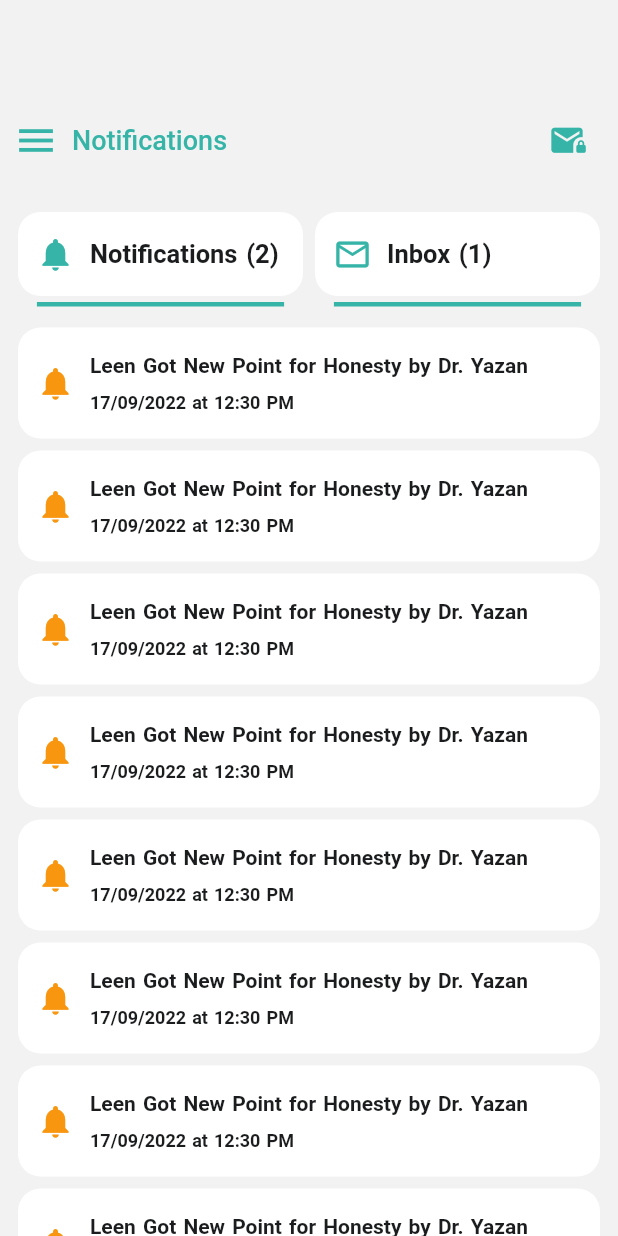
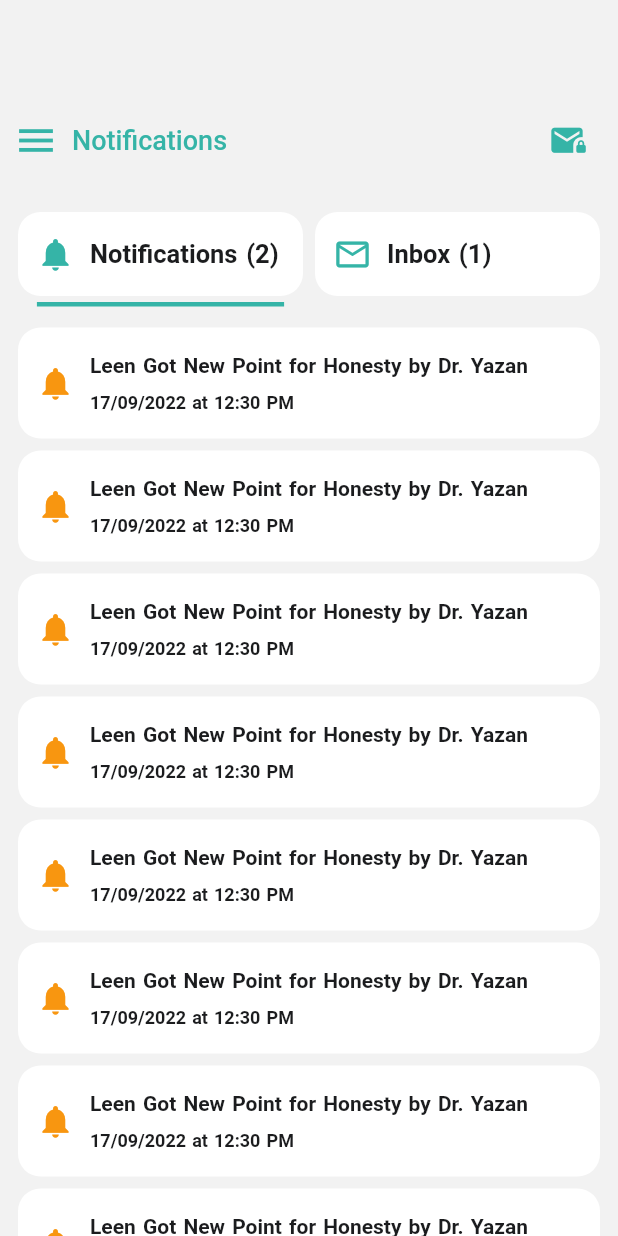
Before and after one commit to icsicsics/school, a Flutter app: the NotificationsScreen screen opened directly, after a tap on "Notifications (2)", on a phone screen of 412 x 824 dp. Run offline on Flutter 3.47's test engine with Material 2 defaults, Android fonts, the light colour scheme and no system bars; our stand-ins replace dio, flutter_bloc, freezed_annotation, intl_phone_number_input, pin_code_fields, shared_preferences and 1 more; accounts and stored records are empty; project files that could hold a hidden picture were left out.

Commit message:
handle selection in notification

```diff
--- a/lib/presentation/ui/notifications/widgets/titiles_row_widget.dart
+++ b/lib/presentation/ui/notifications/widgets/titiles_row_widget.dart
@@ -10,16 +10,44 @@ class TitlesRowWidget extends StatefulWidget {
 }
 
 class _TitlesRowWidgetState extends State<TitlesRowWidget> {
+  bool isSelectedNotification = true;
+  bool isSelectedIndex = false;
+  Color selectedColor = ColorsManager.secondaryColor;
+  Color unselectedColor = Colors.transparent;
 
   @override
   Widget build(BuildContext context) {
     return Padding(
-      padding: const EdgeInsets.only(left: 8.0,right: 8.0,),
+      padding: const EdgeInsets.only(
+        left: 8.0,
+        right: 8.0,
+      ),
       child: Row(
         children: [
+          _indexAndNotificationItem(
+            onTap: () => _selectNotification(),
+            title: "Notifications (2)",
+            icon: Icons.notifications,
+            color: isSelectedNotification ? selectedColor : unselectedColor,
+          ),
+          _indexAndNotificationItem(
+              onTap: () => _selectIndex(),
+              title: "Inbox (1)",
+              icon: Icons.mail_outline,
+              color: isSelectedIndex ? selectedColor : unselectedColor),
+        ],
+      ),
+    );
+  }
+
+  Widget _indexAndNotificationItem(
+          {required Function() onTap,
+          required String title,
+          required IconData icon,
+          required Color color}) =>
       Expanded(
         child: InkWell(
-                onTap: () {},
+          onTap: onTap,
           child: Column(
             children: [
               Card(
@@ -29,17 +57,17 @@ class _TitlesRowWidgetState extends State<TitlesRowWidget> {
                 child: Padding(
                   padding: const EdgeInsets.all(12),
                   child: Row(
-                          children: const [
+                    children: [
                       Icon(
-                              Icons.notifications,
+                        icon,
                         color: ColorsManager.secondaryColor,
                         size: 26,
                       ),
-                            SizedBox(
+                      const SizedBox(
                         width: 10,
                       ),
                       BoldTextWidget(
-                                text: "Notifications (2)",
+                          text: title,
                           fontSize: 17,
                           color: ColorsManager.blackColor)
                     ],
@@ -47,53 +75,30 @@ class _TitlesRowWidgetState extends State<TitlesRowWidget> {
                 ),
               ),
               Container(
-                      color: ColorsManager.secondaryColor,
-                      height: 3,
-                      width: MediaQuery.of(context).size.width / 2.5,
-                    )
-                  ],
-                )),
-          ),
-          Expanded(
-            child: InkWell(
-              onTap: () {},
-              child: Column(
-                children: [
-                  Card(
-                    shape: RoundedRectangleBorder(
-                        borderRadius: BorderRadius.circular(15)),
-                    elevation: 0,
-                    child: Padding(
-                      padding: const EdgeInsets.all(12),
-                      child: Row(
-                        children: const [
-                          Icon(
-                            Icons.mail_outline,
-                            color: ColorsManager.secondaryColor,
-                            size: 26,
-                          ),
-                          SizedBox(
-                            width: 10,
-                          ),
-                          BoldTextWidget(
-                              text: "Inbox (1)",
-                              fontSize: 17,
-                              color: ColorsManager.blackColor)
-                        ],
-                      ),
-                    ),
-                  ),
-                  Container(
-                    color: ColorsManager.secondaryColor,
+                color: color,
                 height: 3,
                 width: MediaQuery.of(context).size.width / 2.5,
               )
             ],
           ),
         ),
-          ),
-        ],
-      ),
       );
+
+  void _selectIndex() {
+    setState(() {
+      if (isSelectedIndex == false && isSelectedNotification == true) {
+        isSelectedNotification = false;
+        isSelectedIndex = true;
+      }
+    });
+  }
+
+  void _selectNotification() {
+    if (isSelectedIndex == true && isSelectedNotification == false) {
+      setState(() {
+        isSelectedNotification = true;
+        isSelectedIndex = false;
+      });
     }
   }
+}
```
Lines whose indentation alone changed are shown as unchanged.
